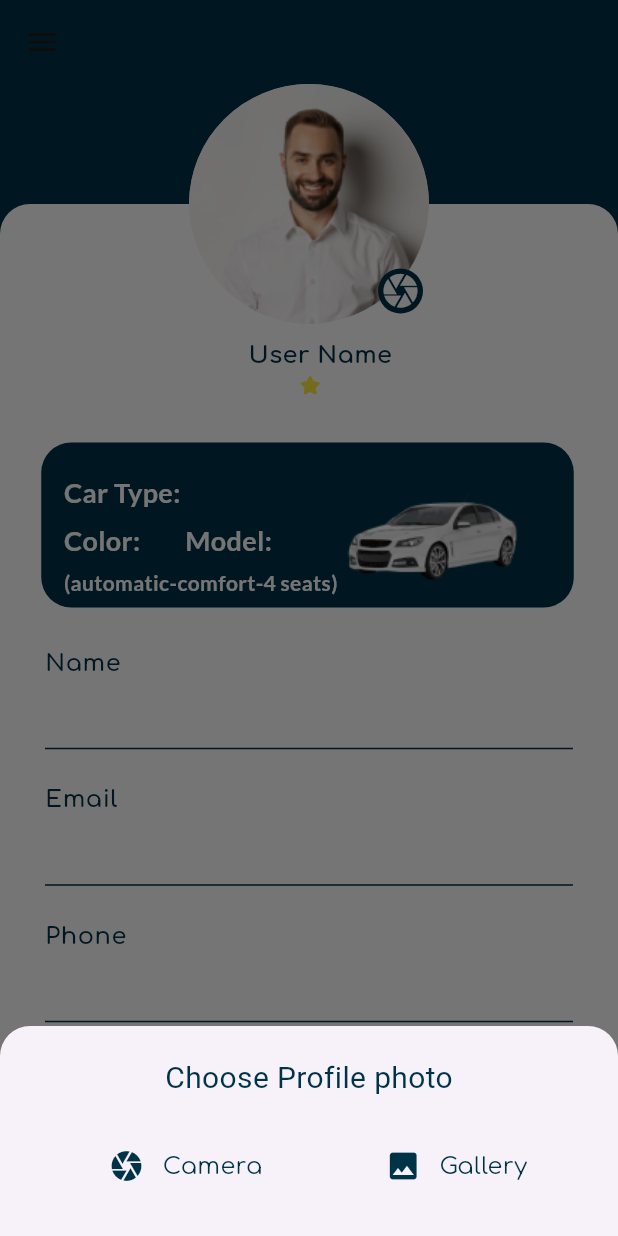
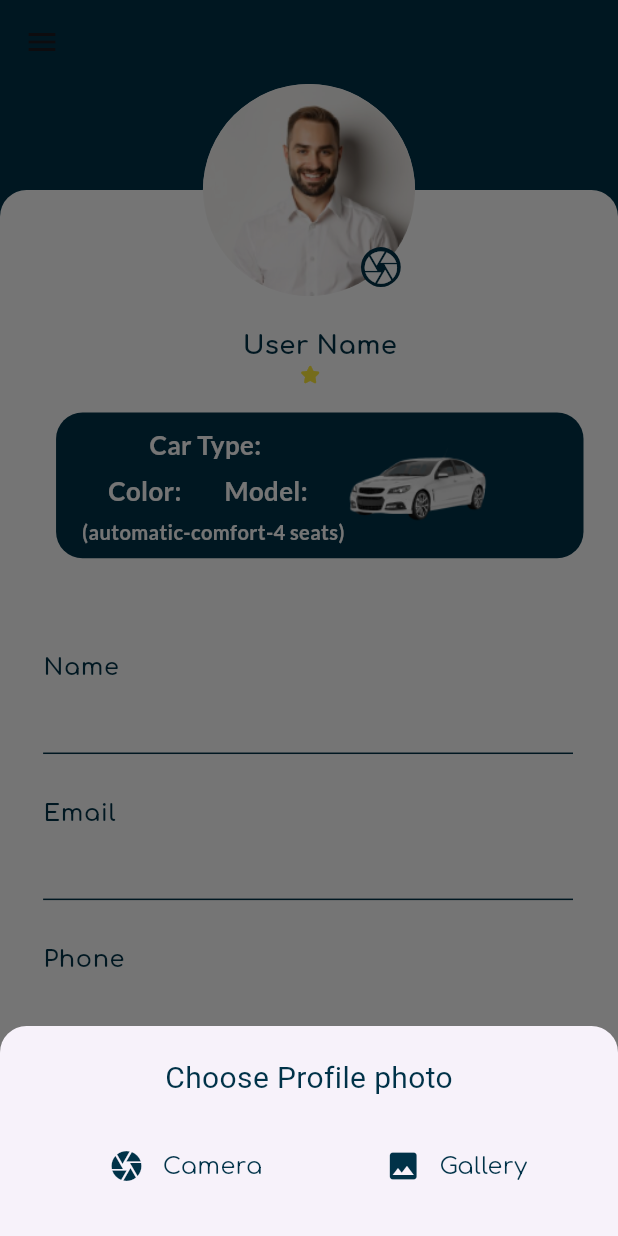
Before and after one commit to Duaawagdy/mute_motion, a Flutter app: the Profile_Screen screen opened by its route, after a tap on the "camera" icon, on a phone screen of 412 x 824 dp. Run offline on Flutter 3.47's test engine with Material 3 defaults, Android fonts, the phone set to English and light mode, and no system bars; our stand-ins replace audioplayers, camera, dio, firebase_core, firebase_messaging, flutter_local_notifications and 15 more; missing offline and left inert: flutter_polyline_points; accounts and stored records are empty; network calls fail; project files that could hold a hidden picture were left out.

Commit message:
make screen responsive

```diff
--- a/lib/feature/login/presentation/views/loginview.dart
+++ b/lib/feature/login/presentation/views/loginview.dart
@@ -1,4 +1,5 @@
 import 'package:flutter/material.dart';
+import 'package:flutter_screenutil/flutter_screenutil.dart';
 import 'package:go_router/go_router.dart';
 import 'package:modal_progress_hud_nsn/modal_progress_hud_nsn.dart';
 import 'package:mute_motion/core/utils/constant.dart';
@@ -27,7 +28,7 @@ class _login_screenState extends State<login_screen> {
       child: Scaffold(
         backgroundColor: Colors.white,
         body: Padding(
-          padding: const EdgeInsets.all(20.0),
+          padding: const EdgeInsets.all(20.0).w,
           child: Form(
             key: formKey,
             child: SingleChildScrollView(
@@ -38,27 +39,27 @@ class _login_screenState extends State<login_screen> {
                     height: 20,
                   ),
                   Image.asset('assets/pana.png'),
-                  const SizedBox(
-                    height: 10,
+                  SizedBox(
+                    height: 10.h,
                   ),
                   Container(
                     alignment: Alignment.center,
-                    child: const Text(
+                    child:  Text(
                       "Welcome",
                       style: TextStyle(
-                          fontSize: 32,
+                          fontSize: 32.sp,
                           fontFamily: 'Comfortaa',
                           color: borderColor),
                     ),
                   ),
-                  const Center(
+                   Center(
                       child: Text("Please Enter your info",
                           style: TextStyle(
-                              fontSize: 20,
+                              fontSize: 20.sp,
                               fontFamily: 'Comfortaa',
                               color: borderColor))),
-                  const SizedBox(
-                    height: 18,
+                   SizedBox(
+                    height: 18.h,
                   ),
                   TextFormField(
                     controller: emailCont,
@@ -94,8 +95,8 @@ class _login_screenState extends State<login_screen> {
                       prefixIconColor: borderColor,
                     ),
                   ),
-                  const SizedBox(
-                    height: 18,
+                 SizedBox(
+                    height: 18.h,
                   ),
                   TextFormField(
                     controller: passCont,
@@ -138,14 +139,14 @@ class _login_screenState extends State<login_screen> {
                       ),
                     ),
                   ),
-                  const SizedBox(
-                    height: 30,
+                  SizedBox(
+                    height: 30.h,
                   ),
                   Container(
                     width: double.infinity,
                     decoration: BoxDecoration(
                         color: const Color(0xff003248),
-                        borderRadius: BorderRadius.circular(20)),
+                        borderRadius: BorderRadius.circular(20.r)),
                     child: MaterialButton(
                         onPressed: () async {
                           if (formKey.currentState!.validate()) {
@@ -162,10 +163,10 @@ class _login_screenState extends State<login_screen> {
                             setState(() {});
                           }
                         },
-                        child: const Text(
+                        child:  Text(
                           "Login",
                           style: TextStyle(
-                              fontSize: 22,
+                              fontSize: 22.sp,
                               fontFamily: 'Comfortaa',
                               color: Colors.white),
                         )),
@@ -181,11 +182,11 @@ class _login_screenState extends State<login_screen> {
                         isLoading = false;
                       });
                       },
-                      child: const Text(
+                      child:  Text(
                         "forgot your password",
                         style: TextStyle(
                             color: Colors.red,
-                            fontSize: 16,
+                            fontSize: 18.sp,
                             fontFamily: 'Comfortaa',
                             fontWeight: FontWeight.bold),
                       ),
@@ -193,20 +194,20 @@ class _login_screenState extends State<login_screen> {
                   Row(
                     mainAxisAlignment: MainAxisAlignment.center,
                     children: [
-                      const Text("Don't have an account? ",
+                      Text("Don't have an account? ",
                           style: TextStyle(
-                            fontSize: 15,
+                            fontSize: 15.sp,
                             fontFamily: 'Comfortaa',
                           )),
                       TextButton(
                           onPressed: () {
                             GoRouter.of(context).push('/resgister');
                           },
-                          child: const Text(
+                          child:  Text(
                             "Register now",
                             style: TextStyle(
                                 color: borderColor,
-                                fontSize: 16,
+                                fontSize: 18.sp,
                                 fontFamily: 'Comfortaa',
                                 fontWeight: FontWeight.bold),
                           )),
--- a/lib/feature/profile/view/profile_screen.dart
+++ b/lib/feature/profile/view/profile_screen.dart
@@ -1,7 +1,9 @@
 import 'dart:io';
 import 'dart:typed_data';
+import 'package:flutter_screenutil/flutter_screenutil.dart';
 
 import 'package:flutter/material.dart';
+import 'package:flutter_screenutil/flutter_screenutil.dart';
 import 'package:font_awesome_flutter/font_awesome_flutter.dart';
 import 'package:image_picker/image_picker.dart';
 import 'package:mute_motion/core/utils/constant.dart';
@@ -114,124 +116,120 @@ class _Profile_ScreenState extends State<Profile_Screen> {
         backgroundColor: Colors.transparent,
       ),
       body: SingleChildScrollView(
+        physics: NeverScrollableScrollPhysics(),
+        child: Padding(
+          padding:  EdgeInsets.only(bottom: 8.0.h),
           child: Stack(
             alignment: Alignment.topCenter,
             children: <Widget>[
               SingleChildScrollView(
                 child: Container(
-                margin: EdgeInsets.only(top: 80),
+                  margin: EdgeInsets.only(top: 80.h),
                   //height: MediaQuery.of(context).size.height,
                   width: double.infinity,
-                padding: const EdgeInsets.only(
-                  top: 20,
-                  left: 15,
-                  bottom: 20,
+                  padding:  EdgeInsets.only(
+                    top: 20.h,
+                    left: 15.w,
+                    bottom: 20.h,
                   ),
-                decoration: const BoxDecoration(
+                  decoration: BoxDecoration(
                       color: Colors.white,
                       borderRadius: BorderRadius.only(
-                      topLeft: Radius.circular(20),
-                      topRight: Radius.circular(20),
+                        topLeft: Radius.circular(20.r),
+                        topRight: Radius.circular(20.r),
                       )),
                   child: Column(
                     children: [
                       SizedBox(
-                      height: 80,
+                        height: 97.h,
                       ),
                       Text(
                         userName.isNotEmpty ? userName : 'User Name',
                         style: TextStyle(
                         color: borderColor,
-                      fontSize: 16,
+                        fontSize: 18.sp,
                         fontFamily: 'Comfortaa',
                         fontWeight: FontWeight.bold,
-                      height: 0.07,
+                        height: 0.07.h,
                       ),
                       ),
-                    SizedBox(height: 10,),
+                      SizedBox(height: 10.h,),
                       Row(
                         mainAxisAlignment: MainAxisAlignment.center,
                         children: [
-                        Icon(FontAwesomeIcons.solidStar,color: Colors.yellow,size: 12,),
-                      SizedBox(width: 5,),
+                          Icon(FontAwesomeIcons.solidStar,color: Colors.yellow,size: 12.sp,),
+                        SizedBox(width: 5.w,),
                         Text(
                         userRating.isNotEmpty ? userRating : '',
                         style: TextStyle(
                             fontFamily: 'Comfortaa',
                             color: borderColor,
-                          fontSize: 12,
+                            fontSize: 14.sp,
                           ),
                       ),
-                      SizedBox(width: 10,),
+                        SizedBox(width: 10.w,),
                         Text(
                         reviews.isNotEmpty ? '${reviews} Reviews' : '',
                         style: TextStyle(
                             fontFamily: 'Comfortaa',
                             color: borderColor,
-                          fontSize: 12,
+                            fontSize: 14.sp,
                           ),
                       ),
                         ],
                       ),
-                    SingleChildScrollView(
-                      scrollDirection: Axis.horizontal,
+                      Padding(
+                        padding:  EdgeInsets.only(top: 18.h, left: 24.w, right: 24.w, bottom: 49.h),
                         child: Container(
-                        margin: EdgeInsets.only(
-                            top: 30, left: 5, right: 22, bottom: 5),
-                        height: 110,
-                        width: 355,
-                        padding: const EdgeInsets.only(
-                          top: 20,
-                          left: 15,
-                        ),
-                        decoration: const BoxDecoration(
+
+                          //margin: EdgeInsets.only(top: 18.h, left: 24.w, right: 24.w, bottom: 49.h),
+                          height: 110.h,
+                          width: 395.w,
+                        //  padding:  EdgeInsets.only(top: 20.h, left: 15.w,),
+                          decoration: BoxDecoration(
                               color: borderColor,
                               borderRadius: BorderRadius.only(
-                                topLeft: Radius.circular(20),
-                                topRight: Radius.circular(20),
-                                bottomLeft: Radius.circular(20),
-                                bottomRight: Radius.circular(20))),
-                        child: SingleChildScrollView(
-                          scrollDirection: Axis.horizontal,
+                                  topLeft: Radius.circular(20.r),
+                                  topRight: Radius.circular(20.r),
+                                  bottomLeft: Radius.circular(20.r),
+                                  bottomRight: Radius.circular(20.r))),
+                          child: Container(
+                            padding: EdgeInsets.only(top: 11.h,left: 18.w,bottom: 7.h,right: 19.w),
                             child: Row(
                               children: [
                                 Column(
-                                  crossAxisAlignment: CrossAxisAlignment.start,
+                                    crossAxisAlignment: CrossAxisAlignment.center,
                                     children: [
                                       Text(
                                         'Car Type:  ${_userData.cartype} ',
                                         style: TextStyle(
-                                          fontSize: 18,
+                                            fontSize: 18.sp,
                                             fontFamily: 'Lato',
                                             color: Colors.white),
                                       ),
                                       SizedBox(
-                                      height: 6,
+                                        height: 6.h,
                                       ),
                                       Text(
                                         'Color:  ${_userData.color}      Model:  ${_userData.model}',
                                         style: TextStyle(
-                                          fontSize: 18,
+                                            fontSize: 18.sp,
                                             fontFamily: 'Lato',
                                             color: Colors.white),
                                       ),
                                       SizedBox(
-                                      height: 6,
+                                        height: 6.h,
                                       ),
                                       Text(
                                         '(automatic-comfort-4 seats)',
                                         style: TextStyle(
-                                          fontSize: 14,
+                                            fontSize: 14.sp,
                                             fontFamily: 'Lato',
                                             color: Colors.white),
                                       ),
                                     ]),
                                 //SizedBox(width: 10,),
-                              Padding(
-                                padding:
-                                    const EdgeInsets.only(left: 3, right: 25),
-                                child: Image.asset('assets/car 1.png'),
-                              )
+                                Image.asset('assets/car 1.png',width: 100.w,height: 95.h,)
                               ],
                             ),
                           ),
@@ -242,9 +240,9 @@ class _Profile_ScreenState extends State<Profile_Screen> {
                         //     EdgeInsets.only(top: 0, left: 0, right: 0, bottom: 0),
                         height: MediaQuery.of(context).size.height,
                         width: double.infinity,
-                      padding: const EdgeInsets.only(
-                        top: 20,
-                        left: 15,
+                        padding:  EdgeInsets.only(
+                          top: 20.h,
+                          left: 15.w,
                         ),
                         decoration: const BoxDecoration(
                           color: Colors.white,
@@ -257,22 +255,22 @@ class _Profile_ScreenState extends State<Profile_Screen> {
                                 Profile_item(
                                     textTitle: 'Name', text: _userData.fullname),
                                 SizedBox(
-                                height: 6,
+                                  height: 14.h,
                                 ),
                                 Profile_item(
                                     textTitle: 'Email', text: _userData.email),
                                 SizedBox(
-                                height: 6,
+                                  height: 14.h,
                                 ),
                                 Profile_item(
                                     textTitle: 'Phone', text: _userData.phone),
                                 SizedBox(
-                                height: 6,
+                                  height:14.h,
                                 ),
                                 Profile_item(
                                     textTitle: 'Age', text: _userData.age),
                                 SizedBox(
-                                height: 15,
+                                  height: 15.h,
                                 ),
                               ]),
                         ),
@@ -282,20 +280,20 @@ class _Profile_ScreenState extends State<Profile_Screen> {
                 ),
               ),
               Positioned(
-                top: 0,
+                  top: 0.h,
                   child: CircleAvatar(
-                  radius: 80,
+                    radius: 80.r,
                     backgroundColor: Colors.white,
                     backgroundImage: _selectedImageBytes != null
                       ? MemoryImage(_selectedImageBytes!)
                       : AssetImage('assets/man.png') as ImageProvider<Object>?,
                   )),
               Positioned(
-              top: 123,
-              right: 130,
+                top: 123.h,
+                right: 150.w,
                 child: Container(
-                width: 30,
-                height: 30,
+                  width: 30.w,
+                  height: 30.h,
                   decoration: BoxDecoration(
                     color: Color(0xff003248),
                     shape: BoxShape.circle,
@@ -307,9 +305,9 @@ class _Profile_ScreenState extends State<Profile_Screen> {
                           shape: RoundedRectangleBorder(
                             borderRadius: BorderRadius.only(
                               topLeft: Radius.circular(
-                                20.0), // Adjust the radius as needed
+                                  20.0.r), // Adjust the radius as needed
                               topRight: Radius.circular(
-                                20.0), // Adjust the radius as needed
+                                  20.0.r), // Adjust the radius as needed
                             ),
                           ),
                           isScrollControlled: true,
@@ -321,7 +319,7 @@ class _Profile_ScreenState extends State<Profile_Screen> {
                     child: Icon(
                       Icons.camera,
                       color: Colors.white,
-                    size: 27,
+                      size: 27.sp,
                     ),
                   ),
                 ),
@@ -329,6 +327,7 @@ class _Profile_ScreenState extends State<Profile_Screen> {
             ],
           ),
         ),
+      ),
     );
   }
 }
--- a/lib/feature/sidebar/presentation/view/sidebar.dart
+++ b/lib/feature/sidebar/presentation/view/sidebar.dart
@@ -1,4 +1,5 @@
 import 'package:flutter/material.dart';
+import 'package:flutter_screenutil/flutter_screenutil.dart';
 import 'package:mute_motion/feature/sidebar/presentation/view/widget/driverdetials.dart';
 import 'package:mute_motion/feature/sidebar/presentation/view/widget/menubody.dart';
 //import 'package:passenger_app/constants.dart';
@@ -13,7 +14,10 @@ class NavDrawer extends StatelessWidget {
     return Drawer(
       backgroundColor: darkGreen,
       child: ListView(padding: EdgeInsets.zero, children: [
-        driverdetials(),
+        Padding(
+          padding:  EdgeInsets.only(top: 28.h,left: 28.w,bottom: 12.h,right: 18.w),
+          child: driverdetials(),
+        ),
         menubody(),
       ]),
     );
--- a/lib/feature/sidebar/presentation/view/widget/driverdetials.dart
+++ b/lib/feature/sidebar/presentation/view/widget/driverdetials.dart
@@ -1,4 +1,5 @@
 import 'package:flutter/material.dart';
+import 'package:flutter_screenutil/flutter_screenutil.dart';
 import 'package:font_awesome_flutter/font_awesome_flutter.dart';
 import 'package:go_router/go_router.dart';
 import 'package:mute_motion/core/utils/constant.dart';
@@ -30,59 +31,52 @@ class _driverdetialsState extends State<driverdetials> {
   @override
   Widget build(BuildContext context) {
     return Container(
-      height: 150,
-      width: 380,
-      child: Padding(
-      padding: const EdgeInsets.only(top: 16.0),
-      child: SingleChildScrollView(
-        scrollDirection: Axis.horizontal,
+      height: 76.h,
+      width: 309.w,
       child: Row(
         children: [
-            Padding(
-              padding: const EdgeInsets.only(left: 15.0),
-              child: CircleAvatar(
+          CircleAvatar(
             backgroundColor: Colors.white,
-                radius: 35,
+            radius: 38.r,
             backgroundImage: AssetImage('assets/man.png'),
           ),
-            ),
-            SizedBox(width: 10,),
+          SizedBox(width: 18.w,),
           Column(
             children: [
               Padding(
-                  padding: const EdgeInsets.only(top: 62, left: 12),
+                padding:  EdgeInsets.only(top: 32.h, left: 12.w),
                 child: Text(
                     userName.isNotEmpty ? userName : 'User Name',
                     style: TextStyle(
                     color: Color(0xFFF8F8F8),
-                      fontSize: 16,
+                    fontSize: 16.sp,
                     fontFamily: 'Comfortaa',
                     fontWeight: FontWeight.w700,
-                      height: 0.07,
+                    height: 0.07.h,
                   ),
                   ),
               ),
               Padding(
-                  padding: const EdgeInsets.only(top:12,left: 8.0),
+                padding: EdgeInsets.only(top:12.h,left: 8.0.w),
                 child: Row(
                   children: [
                     Icon(FontAwesomeIcons.solidStar,color: Colors.yellow,size: 11,),
-                      SizedBox(width: 5,),
+                    SizedBox(width: 5.w,),
                     Text(
                     userRating.isNotEmpty ? userRating : '',
                     style: TextStyle(
                         fontFamily: 'Comfortaa',
                         color: Colors.white,
-                          fontSize: 12,
+                        fontSize: 12.sp,
                       ),
                   ),
-                      SizedBox(width: 10,),
+                    SizedBox(width: 10.w,),
                     Text(
                     reviews.isNotEmpty ? '${reviews} Reviews' : '',
                     style: TextStyle(
                         fontFamily: 'Comfortaa',
                         color: Colors.white,
-                          fontSize: 12,
+                        fontSize: 12.sp,
                       ),
                   ),
                   ],
@@ -90,17 +84,16 @@ class _driverdetialsState extends State<driverdetials> {
               ),
             ],
           ),
+          SizedBox(width: 20.w,),
           IconButton(
             onPressed:() {GoRouter.of(context).push('/profile');},
             icon: Icon(
               Icons.arrow_forward_ios_rounded,
               color: Colors.white,
-                size: 18,
+              size: 18.sp,
             ),
           ),
         ],
-        ),
-      ),
       ),);
   }
 }
--- a/lib/feature/sidebar/presentation/view/widget/menu.dart
+++ b/lib/feature/sidebar/presentation/view/widget/menu.dart
@@ -1,4 +1,5 @@
 import 'package:flutter/material.dart';
+import 'package:flutter_screenutil/flutter_screenutil.dart';
 import 'package:mute_motion/core/utils/constant.dart';
 class menuitem extends StatelessWidget{
   const menuitem({super.key, required this.itemname, required this.icon, this.onpressed});
@@ -11,21 +12,24 @@ final IconData icon;
       child: ListTile(
         leading: Icon(
           icon,
-          size: 25,
+          size: 25.sp,
           color: borderColor,
         ),
         trailing: IconButton(
+
           onPressed: onpressed,
           icon: Icon(
+
             Icons.play_arrow_rounded,
-            size: 20,
+            size: 20.sp,
             color: borderColor,
           ),
         ),
         title: Text(
           itemname,
           style: TextStyle(
-            fontSize: 15,
+            fontWeight: FontWeight.bold,
+            fontSize: 15.sp,
             color: borderColor,
             fontFamily: 'Comfortaa'
           ),
--- a/lib/feature/sidebar/presentation/view/widget/menubody.dart
+++ b/lib/feature/sidebar/presentation/view/widget/menubody.dart
@@ -1,4 +1,5 @@
 import 'package:flutter/material.dart';
+import 'package:flutter_screenutil/flutter_screenutil.dart';
 import 'package:go_router/go_router.dart';
 import 'package:mute_motion/core/utils/AppRouter.dart';
 import 'package:mute_motion/feature/sidebar/presentation/view/widget/menu.dart';
@@ -12,38 +13,39 @@ class menubody extends StatelessWidget{
   Widget build(BuildContext context) {
     return Container(height: MediaQuery.of(context).size.height,
       width: double.infinity,
-      padding:const EdgeInsets.only(
-        top: 15,
-        left: 15,
+      padding: EdgeInsets.only(
+        top: 14.h,
+        left: 19.w,
+        right: 19.w
       ),
-      decoration:const BoxDecoration(
+      decoration: BoxDecoration(
           color: Colors.white,
           borderRadius: BorderRadius.only(
-            topLeft: Radius.circular(20),
-            topRight: Radius.circular(20),
+            topLeft: Radius.circular(20.r),
+            topRight: Radius.circular(20.r),
           )
       ),
     child: ListView(children: [
       menuitem(itemname: 'Map',icon: Icons.map_outlined,onpressed: (){GoRouter.of(context).push('/map');
         },),
       Padding(
-        padding: const EdgeInsets.only(left: 18.0,right: 18,top: 0),
-        child: Divider(color: Colors.grey,thickness: 2,),
+        padding:  EdgeInsets.only(left: 18.0.w,right: 18.w,top: 0.h),
+        child: Divider(color: Colors.grey,thickness: 1.5.w,),
       ),
       menuitem(itemname: 'About Us',icon: Icons.supervised_user_circle,onpressed: (){GoRouter.of(context).push('/aboutus');}),
       Padding(
-        padding: const EdgeInsets.only(left: 18.0,right: 18,top: 0),
-        child: Divider(color: Colors.grey,thickness: 2,),
+        padding:  EdgeInsets.only(left: 18.0.w,right: 18.w,top: 0.h),
+        child: Divider(color: Colors.grey,thickness: 1.5.w,),
       ),
       menuitem(itemname: 'Log Out',icon: Icons.logout,onpressed: () async {
         SharedPreferences prefs = await SharedPreferences.getInstance();
         prefs.remove('email');
         approuter.clearAndNavigate(context, '/loginview');}),
       Padding(
-        padding: const EdgeInsets.only(left: 18.0,right: 18,top: 0),
-        child: Divider(color: Colors.grey,thickness: 2,),
+        padding: EdgeInsets.only(left: 18.0.w,right: 18.w,top: 0.h),
+        child: Divider(color: Colors.grey,thickness: 1.5.w,),
       ),
-      SizedBox(height: 150,),
+      SizedBox(height: 150.h,),
     ],
     ),
     );
```
Lines whose indentation alone changed are shown as unchanged.
